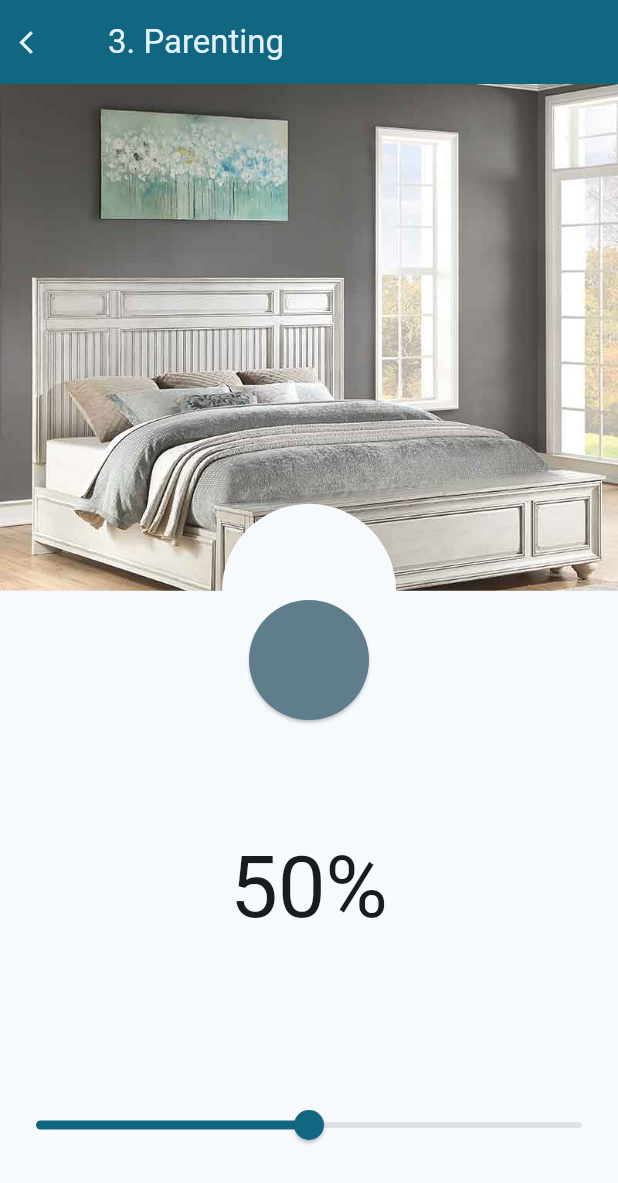
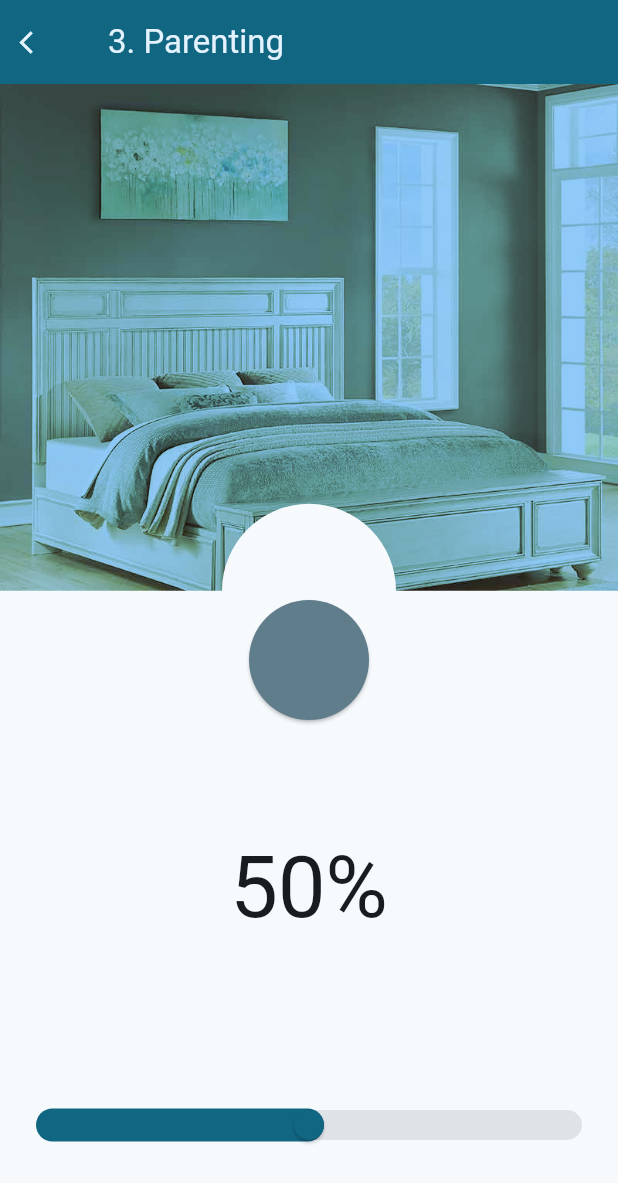
Before and after one commit to ash-valley/flutter_12uiux, a Flutter app: the Parenting screen opened by its route, on a phone screen of 412 x 824 dp. Shown: the top 1183 px of the screen. Run offline on Flutter 3.47's test engine with Material 2 defaults, Android fonts, the phone set to English and light mode, and no system bars; our stand-ins replace go_router.

Commit message:
feat(parenting): 画像が暗くなる処理を追加

```diff
--- a/lib/page/parenting.dart
+++ b/lib/page/parenting.dart
@@ -51,6 +51,8 @@ class _ParentingSliderState extends State<_ParentingSlider> {
               child: Image.asset(
                 'assets/parenting/beds.jpg',
                 fit: BoxFit.fitWidth,
+                colorBlendMode: BlendMode.darken,
+                color: Colors.blue.withOpacity(1 - _lightIntensity),
               ),
             ),
           ),
@@ -59,9 +61,15 @@ class _ParentingSliderState extends State<_ParentingSlider> {
           bottom: 50,
           left: 0,
           right: 0,
-          child: Slider(
-            value: _lightIntensity,
-            onChanged: ((value) {}),
+          child: SliderTheme(
+            data: SliderTheme.of(context).copyWith(
+              trackHeight: 20,
+            ),
+            child: Slider(
+              value: _lightIntensity,
+              divisions: 100,
+              onChanged: ((value) {}),
+            ),
           ),
         ),
         Positioned(
```
